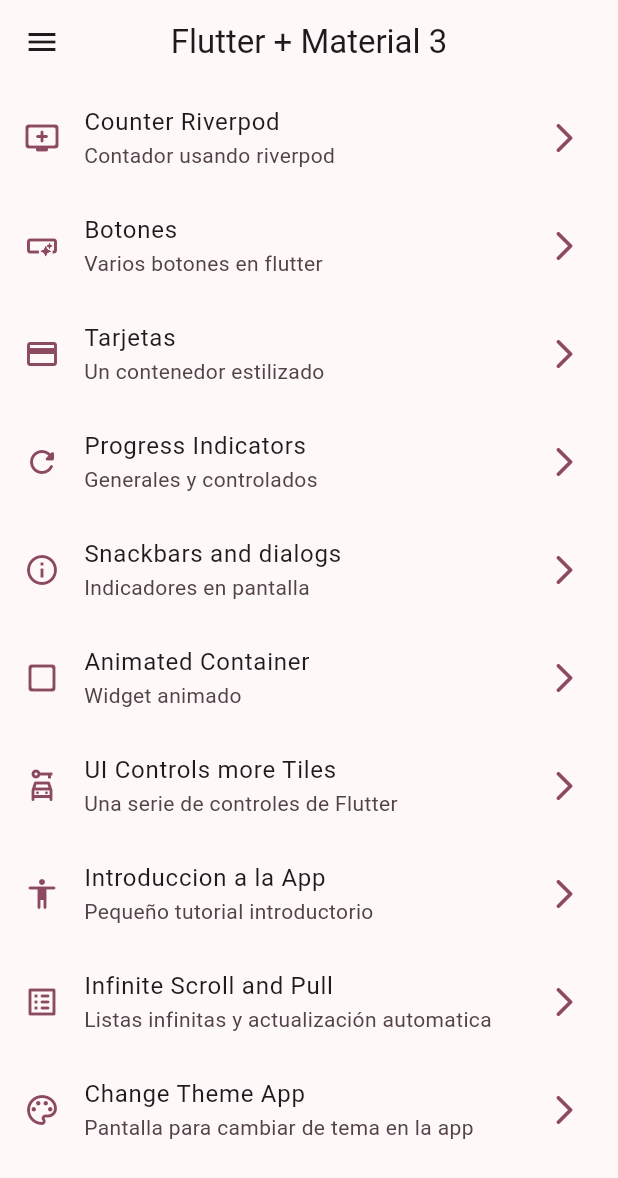
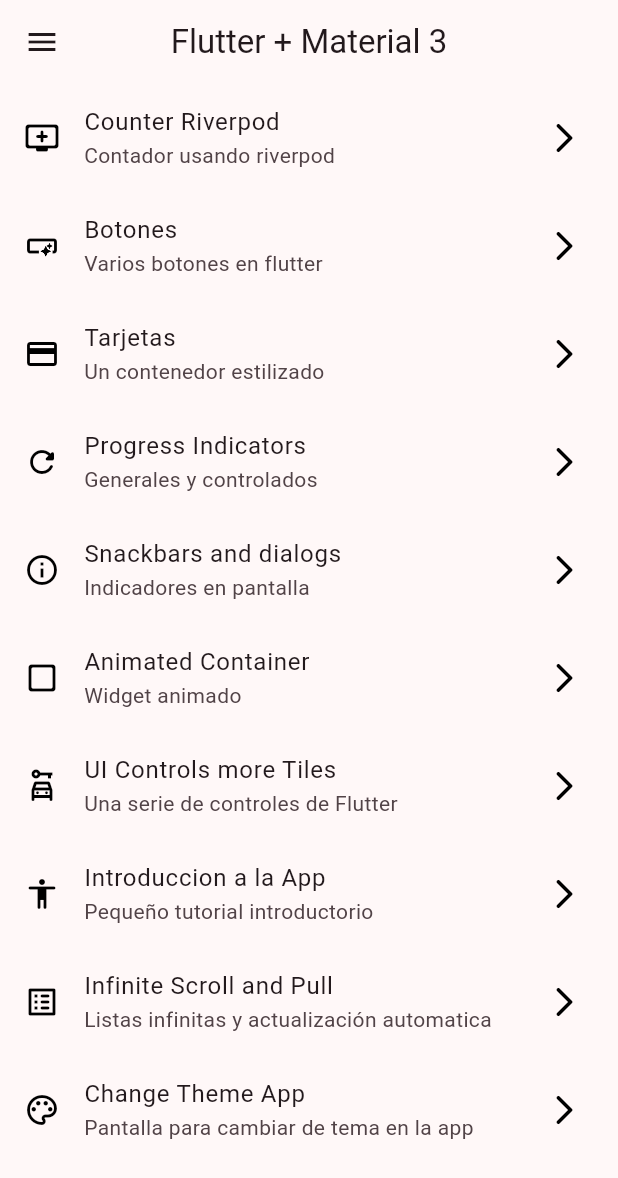
Before and after one commit to legallyfree/widgets_flutter, a Flutter app: the screen it shows after launch, on a phone screen of 412 x 824 dp. Shown: the top 1178 px of the screen. Run offline on Flutter 3.47's test engine with Material 3 defaults, Android fonts, the phone set to English and light mode, and no system bars; our stand-ins replace animate_do, flutter_riverpod, go_router.

```diff
--- a/lib/presentation/screens/home/home_screen.dart
+++ b/lib/presentation/screens/home/home_screen.dart
@@ -1,7 +1,10 @@
+import 'package:flutter/material.dart';
+import 'package:go_router/go_router.dart';
+import 'package:flutter_riverpod/flutter_riverpod.dart';
+
+import 'package:d_using_widgets_git/presentation/providers/theme_provider.dart';
 import 'package:d_using_widgets_git/config/menu/menu_items.dart';
 import 'package:d_using_widgets_git/presentation/widgets/side_menu.dart';
-import 'package:flutter/material.dart';
-import 'package:go_router/go_router.dart';
 
 class HomeScreen extends StatelessWidget {
   const HomeScreen({super.key});
@@ -39,7 +42,7 @@ class _HomeView extends StatelessWidget {
   }
 }
 
-class _CustomListTile extends StatelessWidget {
+class _CustomListTile extends ConsumerWidget {
   const _CustomListTile({
     required this.menuItem,
   });
@@ -47,17 +50,18 @@ class _CustomListTile extends StatelessWidget {
   final MenuItem menuItem;
 
   @override
-  Widget build(BuildContext context) {
-    final colors = Theme.of(context).colorScheme;
+  Widget build(BuildContext context, WidgetRef ref) {
+    final List<Color> colors = ref.watch(colorListProvider);
+    final int selectedColor = ref.watch(themeNotifierProvider).selectedColor;
 
     return ListTile(
       leading: Icon(
         menuItem.icon,
-        color: colors.primary,
+        color: colors[selectedColor],
       ),
       trailing: Icon(
         Icons.arrow_forward_ios_rounded,
-        color: colors.primary,
+        color: colors[selectedColor],
       ),
       title: Text(menuItem.title),
       subtitle: Text(menuItem.subTitle),
```
